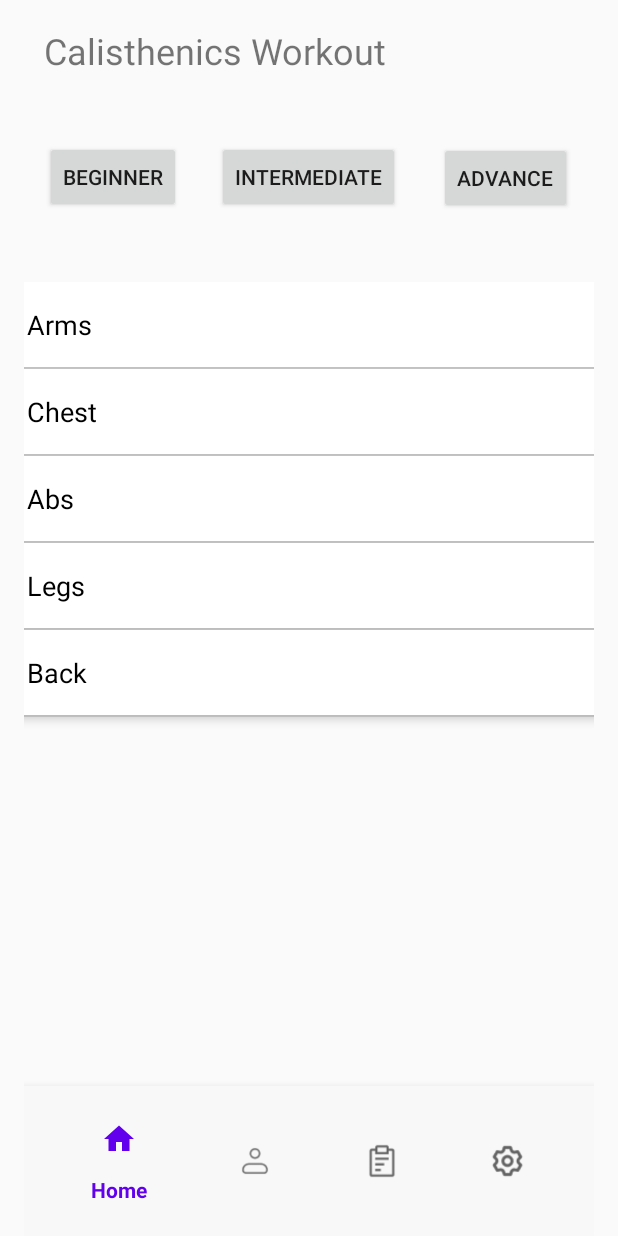
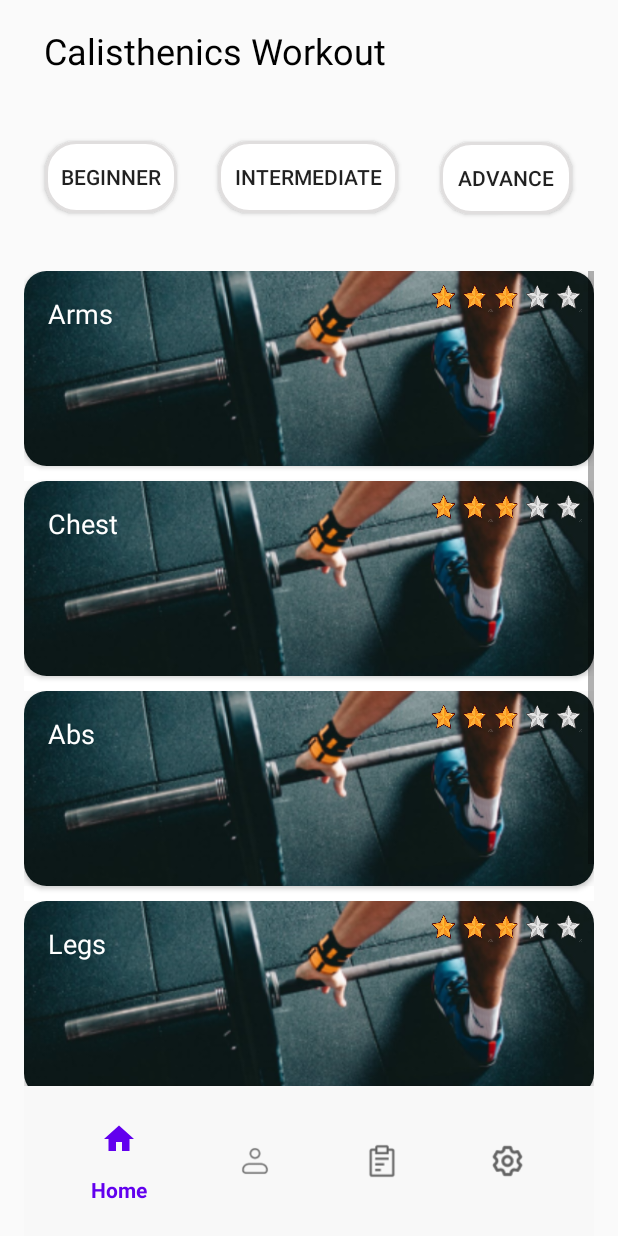
Before and after one commit to edriccoder/Calisthenics-Android-App, an Android app: the home screen opened directly, with no data from a screen before it, after a tap on "INTERMEDIATE", on a phone screen of 412 x 824 dp. Run offline under Robolectric (Android 15) with nearby library versions, the phone set to English and light mode, and no system bars; our stand-ins replace Volley; libraries missing offline, so code that uses them is left out: com.vishnusivadas.advanced_httpurlconnection; 1 other tap on this screen came first.

Commit message:
home design

```diff
--- a/appstudio/app/src/main/java/com/example/gymapp/home.java
+++ b/appstudio/app/src/main/java/com/example/gymapp/home.java
@@ -7,10 +7,10 @@ import android.view.View;
 import android.view.ViewGroup;
 import android.widget.ArrayAdapter;
 import android.widget.Button;
+import android.widget.ImageView;
 import android.widget.ListView;
 import android.widget.TextView;
 
-import androidx.cardview.widget.CardView;
 import androidx.fragment.app.Fragment;
 
 import java.util.ArrayList;
@@ -37,22 +37,22 @@ public class home extends Fragment {
         Button buttonIntermediate = view.findViewById(R.id.button4);
         Button buttonAdvance = view.findViewById(R.id.button5);
 
-        buttonBeginner.setOnClickListener(v -> updateFocusAreas("Beginner"));
-        buttonIntermediate.setOnClickListener(v -> updateFocusAreas("Intermediate"));
-        buttonAdvance.setOnClickListener(v -> updateFocusAreas("Advance"));
+        buttonBeginner.setOnClickListener(v -> updateFocusAreas("Beginner", R.drawable.beginner));
+        buttonIntermediate.setOnClickListener(v -> updateFocusAreas("Intermediate", R.drawable.inter3));
+        buttonAdvance.setOnClickListener(v -> updateFocusAreas("Advance", R.drawable.advance3));
 
         return view;
     }
 
-    private void updateFocusAreas(String level) {
+    private void updateFocusAreas(String level, int imageResId) {
         focusAreas.clear(); // Clear the current list
 
         switch (level) {
             case "Beginner":
-                focusAreas.addAll(Arrays.asList("Arms", "Chest", "Abs", "Legs"));
+                focusAreas.addAll(Arrays.asList("Arms", "Chest", "Abs", "Legs", "Back", "Cardio"));
                 break;
             case "Intermediate":
-                focusAreas.addAll(Arrays.asList("Arms", "Chest", "Abs", "Legs", "Back"));
+                focusAreas.addAll(Arrays.asList("Arms", "Chest", "Abs", "Legs", "Back", "Cardio"));
                 break;
             case "Advance":
                 focusAreas.addAll(Arrays.asList("Arms", "Chest", "Abs", "Legs", "Back", "Cardio"));
@@ -62,35 +62,41 @@ public class home extends Fragment {
                 break;
         }
 
-        adapter.notifyDataSetChanged(); // Notify the adapter to refresh the ListView
-        listViewFocusAreas.setVisibility(View.VISIBLE); // Ensure the ListView is visible
+        adapter.setImageResId(imageResId);
+        adapter.notifyDataSetChanged();
+        listViewFocusAreas.setVisibility(View.VISIBLE);
     }
+
 
     // Custom Adapter for CardView
     private static class FocusAreaAdapter extends ArrayAdapter<String> {
+
+        private int imageResId;
 
         public FocusAreaAdapter(Context context, ArrayList<String> focusAreas) {
             super(context, 0, focusAreas);
         }
 
+        public void setImageResId(int imageResId) {
+            this.imageResId = imageResId;
+        }
+
         @Override
         public View getView(int position, View convertView, ViewGroup parent) {
-            // Check if an existing view is being reused, otherwise inflate the view
             if (convertView == null) {
                 convertView = LayoutInflater.from(getContext()).inflate(R.layout.list_item_card, parent, false);
             }
 
-            // Get the data item for this position
             String focusArea = getItem(position);
 
-            // Lookup view for data population
             TextView textViewItem = convertView.findViewById(R.id.textViewItem);
+            ImageView imageViewTopRight = convertView.findViewById(R.id.imageViewTopRight);
 
-            // Populate the data into the template view using the data object
             textViewItem.setText(focusArea);
+            imageViewTopRight.setBackgroundResource(imageResId);
 
-            // Return the completed view to render on screen
             return convertView;
         }
     }
+
 }
--- a/appstudio/app/src/main/res/layout/fragment_home.xml
+++ b/appstudio/app/src/main/res/layout/fragment_home.xml
@@ -12,6 +12,7 @@
         android:layout_height="wrap_content"
         android:text="Calisthenics Workout"
         android:textSize="24sp"
+        android:textColor="@color/black"
         app:layout_constraintBottom_toBottomOf="parent"
         app:layout_constraintEnd_toEndOf="parent"
         app:layout_constraintHorizontal_bias="0.086"
@@ -27,18 +28,20 @@
         app:layout_constraintBottom_toBottomOf="parent"
         app:layout_constraintEnd_toEndOf="parent"
         app:layout_constraintHorizontal_bias="0.049"
+        android:background="@drawable/button_week"
         app:layout_constraintStart_toStartOf="parent"
         app:layout_constraintTop_toTopOf="parent"
         app:layout_constraintVertical_bias="0.121" />
 
     <Button
         android:id="@+id/button4"
-        android:layout_width="wrap_content"
+        android:layout_width="120dp"
         android:layout_height="wrap_content"
         android:text="Intermediate"
         app:layout_constraintBottom_toBottomOf="parent"
         app:layout_constraintEnd_toEndOf="parent"
         app:layout_constraintHorizontal_bias="0.498"
+        android:background="@drawable/button_week"
         app:layout_constraintStart_toStartOf="parent"
         app:layout_constraintTop_toTopOf="parent"
         app:layout_constraintVertical_bias="0.121" />
@@ -48,6 +51,7 @@
         android:layout_width="wrap_content"
         android:layout_height="wrap_content"
         android:text="Advance"
+        android:background="@drawable/button_week"
         app:layout_constraintBottom_toBottomOf="parent"
         app:layout_constraintEnd_toEndOf="parent"
         app:layout_constraintHorizontal_bias="0.95"
@@ -57,12 +61,15 @@
 
     <ListView
         android:id="@+id/listViewFocusAreas"
-        android:layout_width="409dp"
-        android:layout_height="446dp"
+        android:layout_width="match_parent"
+        android:layout_height="575dp"
+        android:divider="@drawable/divider"
+        android:dividerHeight="10sp"
         android:visibility="visible"
         app:layout_constraintBottom_toBottomOf="parent"
         app:layout_constraintEnd_toEndOf="parent"
+        app:layout_constraintHorizontal_bias="0.0"
         app:layout_constraintStart_toStartOf="parent"
-        app:layout_constraintTop_toTopOf="parent"
-        app:layout_constraintVertical_bias="0.498" />
+        app:layout_constraintTop_toBottomOf="@+id/button4"
+        app:layout_constraintVertical_bias="0.36" />
 </androidx.constraintlayout.widget.ConstraintLayout>
--- a/appstudio/app/src/main/res/layout/list_item_card.xml
+++ b/appstudio/app/src/main/res/layout/list_item_card.xml
@@ -4,15 +4,39 @@
     android:layout_width="match_parent"
     android:layout_height="wrap_content"
     android:layout_margin="8dp"
-    app:cardElevation="4dp"
-    app:cardCornerRadius="8dp">
+    app:cardCornerRadius="15dp">
+
+    <RelativeLayout
+        android:layout_width="match_parent"
+        android:layout_height="wrap_content">
+
+        <ImageView
+            android:layout_width="match_parent"
+            android:layout_height="130dp"
+            android:scaleType="centerCrop"
+            android:src="@drawable/rectangle_9"
+            android:clipToOutline="true" />
+
+        <!-- Small RelativeLayout in the top right corner -->
+        <ImageView
+            android:id="@+id/imageViewTopRight"
+            android:layout_width="100dp"
+            android:layout_height="20dp"
+            android:layout_alignParentTop="true"
+            android:layout_alignParentEnd="true"
+            android:layout_margin="8dp"
+            android:background="@drawable/inter3">
+
+        </ImageView>
+
+    </RelativeLayout>
 
     <TextView
         android:id="@+id/textViewItem"
         android:layout_width="match_parent"
         android:layout_height="wrap_content"
         android:padding="16dp"
-        android:textSize="18sp"
-        android:textColor="@android:color/black" />
+        android:textColor="@color/white"
+        android:textSize="18sp" />
 
 </androidx.cardview.widget.CardView>
```
Also changed, not shown: appstudio/app/src/main/res/drawable/advance3.png (added), appstudio/app/src/main/res/drawable/beginner.png (added), appstudio/app/src/main/res/drawable/inter3.png (added).
